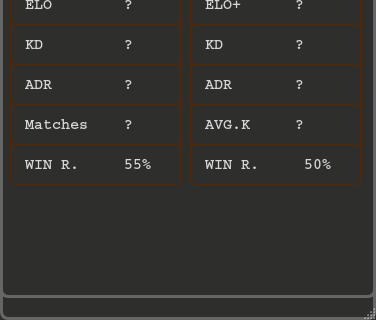
Above: mainwindow.ui from vixPP/FaceitStatsWidjet before the change; both pictures show x 0 to 376 and y 246 to 566 of the 376 by 566 pixel window. Below: the same form after it.
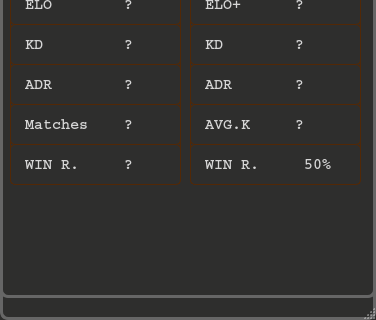
That is the form after the change.

Patch:
```diff
--- a/mainwindow.ui
+++ b/mainwindow.ui
@@ -232,7 +232,7 @@
 </string>
      </property>
      <property name="text">
-      <string>WIN R.     55%</string>
+      <string>WIN R.     ?</string>
      </property>
     </widget>
    </widget>
```
Left out of the diff: 12 changed lines with no effect on the pictures.
